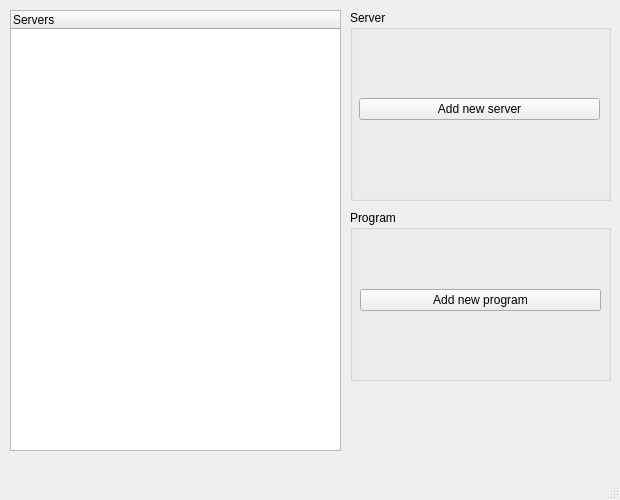
Old version of the form 2-sem/lab3b/Windows/mainwindow.ui in the repository Megarekrut65/OOP-labs.
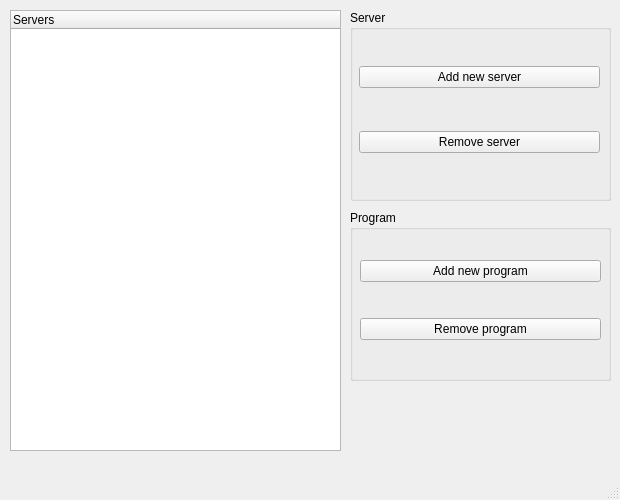
New version of the form.

Commit message: Added adding servers and programs

```diff
--- a/2-sem/lab3b/Windows/mainwindow.ui
+++ b/2-sem/lab3b/Windows/mainwindow.ui
@@ -70,6 +70,13 @@
         </property>
        </widget>
       </item>
+      <item row="1" column="0">
+       <widget class="QPushButton" name="pushButtonRemoveServer">
+        <property name="text">
+         <string>Remove server</string>
+        </property>
+       </widget>
+      </item>
      </layout>
     </widget>
    </widget>
@@ -102,6 +109,13 @@
         </property>
        </widget>
       </item>
+      <item>
+       <widget class="QPushButton" name="pushButtonRemoveProgram">
+        <property name="text">
+         <string>Remove program</string>
+        </property>
+       </widget>
+      </item>
      </layout>
     </widget>
    </widget>
```
Left out of the diff: 4 changed lines with no effect on the pictures. The commit also changes 8 other files.
